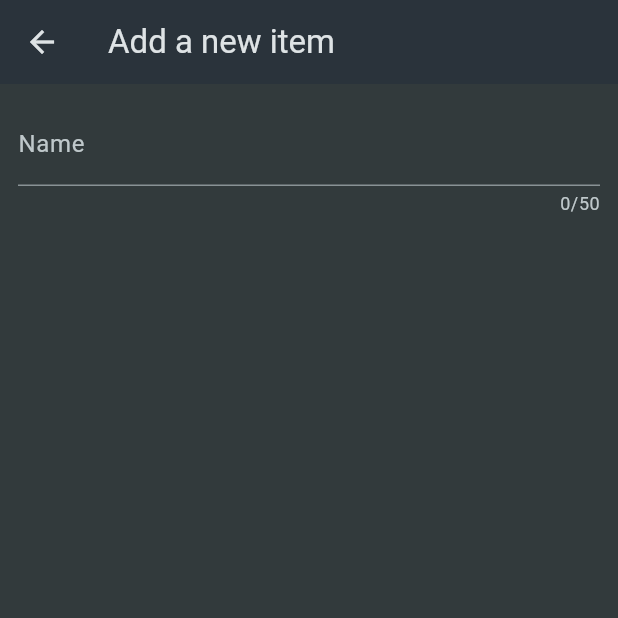
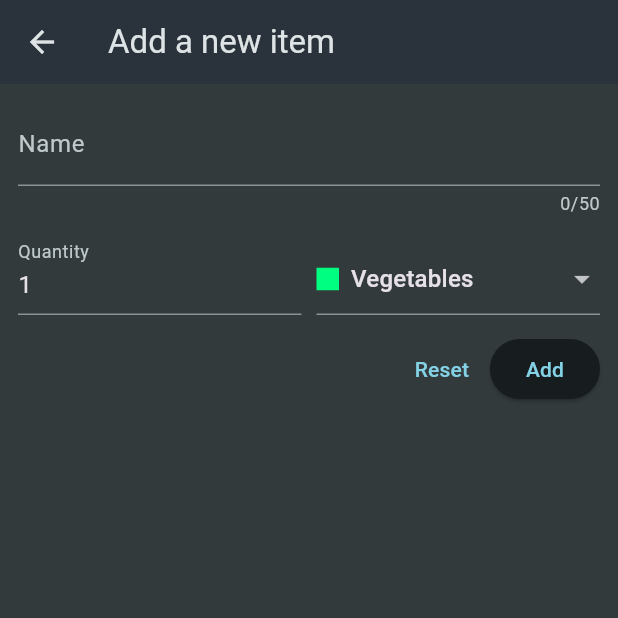
Before and after one commit to ABorham190/shopping-list-flutter, a Flutter app: the screen it shows after launch, after a tap on the "add" icon, on a phone screen of 412 x 824 dp, the top half of it. Run offline on Flutter 3.47's test engine with Material 3 defaults, Android fonts, the phone set to English and light mode, and no system bars.

Commit message:
form added

```diff
--- a/lib/screens/add_new_item_screen.dart
+++ b/lib/screens/add_new_item_screen.dart
@@ -1,4 +1,6 @@
 import 'package:flutter/material.dart';
+import 'package:shopping_list/data/categories.dart';
+import 'package:shopping_list/models/category.dart';
 
 class AddNewItemScreen extends StatefulWidget {
   const AddNewItemScreen({
@@ -12,6 +14,24 @@ class AddNewItemScreen extends StatefulWidget {
 }
 
 class _AddNewItemScreen extends State<AddNewItemScreen> {
+  var _enterdName = '';
+  var _eneredQuantity = 1;
+  var _selectedCategory = categories[Categories.vegetables];
+  final _formKey = GlobalKey<FormState>();
+
+  void _saveItem() {
+    if (_formKey.currentState!.validate()) {
+      _formKey.currentState!.save();
+      print(_enterdName);
+      print(_eneredQuantity);
+      print(_selectedCategory);
+    }
+  }
+
+  void _reset() {
+    _formKey.currentState!.reset();
+  }
+
   @override
   Widget build(BuildContext context) {
     return Scaffold(
@@ -21,6 +41,7 @@ class _AddNewItemScreen extends State<AddNewItemScreen> {
       body: Padding(
         padding: const EdgeInsets.all(12),
         child: Form(
+          key: _formKey,
           child: Column(
             children: [
               TextFormField(
@@ -29,9 +50,97 @@ class _AddNewItemScreen extends State<AddNewItemScreen> {
                   label: Text('Name'),
                 ),
                 validator: (value) {
-                  return 'demo';
+                  if (value == null ||
+                      value.isEmpty ||
+                      value.trim().length < 2 ||
+                      value.trim().length > 50) {
+                    return 'Must be from 2 to 50 characters';
+                  }
+                  return null;
+                },
+                onSaved: (value) {
+                  _enterdName = value!;
                 },
               ),
+              const SizedBox(
+                height: 10,
+              ),
+              Row(
+                crossAxisAlignment: CrossAxisAlignment.end,
+                children: [
+                  Expanded(
+                    child: TextFormField(
+                      decoration: const InputDecoration(
+                        label: Text('Quantity'),
+                      ),
+                      keyboardType: TextInputType.number,
+                      initialValue: _eneredQuantity.toString(),
+                      validator: (value) {
+                        if (value == null ||
+                            value.isEmpty ||
+                            int.tryParse(value) == null ||
+                            int.tryParse(value)! < 1) {
+                          return 'Must be correct positive number';
+                        }
+                        return null;
+                      },
+                      onSaved: (value) {
+                        _eneredQuantity = int.parse(value!);
+                      },
+                    ),
+                  ),
+                  const SizedBox(
+                    width: 10,
+                  ),
+                  Expanded(
+                    child: DropdownButtonFormField(
+                      value: _selectedCategory,
+                      items: [
+                        for (final item in categories.entries)
+                          DropdownMenuItem(
+                            value: item.value,
+                            child: Row(
+                              children: [
+                                Container(
+                                  height: 15,
+                                  width: 15,
+                                  color: item.value.color,
+                                ),
+                                const SizedBox(
+                                  width: 8,
+                                ),
+                                Text(item.value.title),
+                              ],
+                            ),
+                          ),
+                      ],
+                      onChanged: (value) {
+                        _selectedCategory = value!;
+                      },
+                    ),
+                  ),
+                ],
+              ),
+              const SizedBox(
+                height: 12,
+              ),
+              Row(
+                mainAxisAlignment: MainAxisAlignment.end,
+                children: [
+                  TextButton(
+                    onPressed: _reset,
+                    child: const Text(
+                      'Reset',
+                    ),
+                  ),
+                  ElevatedButton(
+                    onPressed: _saveItem,
+                    child: const Text(
+                      'Add',
+                    ),
+                  ),
+                ],
+              )
             ],
           ),
         ),
--- a/lib/screens/groceries_screen.dart
+++ b/lib/screens/groceries_screen.dart
@@ -1,5 +1,6 @@
 import 'package:flutter/material.dart';
 import 'package:shopping_list/data/dummy_items.dart';
+import 'package:shopping_list/models/grocery_item.dart';
 import 'package:shopping_list/screens/add_new_item_screen.dart';
 import 'package:shopping_list/widget/groceries_list_item.dart';
 
@@ -13,8 +14,10 @@ class GroceriesScreen extends StatefulWidget {
 }
 
 class _GroceriesScreenState extends State<GroceriesScreen> {
-  void _addNewItem() {
-    Navigator.of(context).push(
+  final List<GroceryItem> _groceryItems = [];
+
+  void _addNewItem() async {
+    await Navigator.of(context).push(
       MaterialPageRoute(
         builder: (ctx) => const AddNewItemScreen(),
       ),
@@ -41,7 +44,7 @@ class _GroceriesScreenState extends State<GroceriesScreen> {
       body: ListView.builder(
         itemCount: groceryItems.length,
         itemBuilder: (ctx, index) => GroceriesListItem(
-          groceryItem: groceryItems[index],
+          groceryItem: groceryItems[groceryItems.length - 1 - index],
         ),
       ),
     );
```
